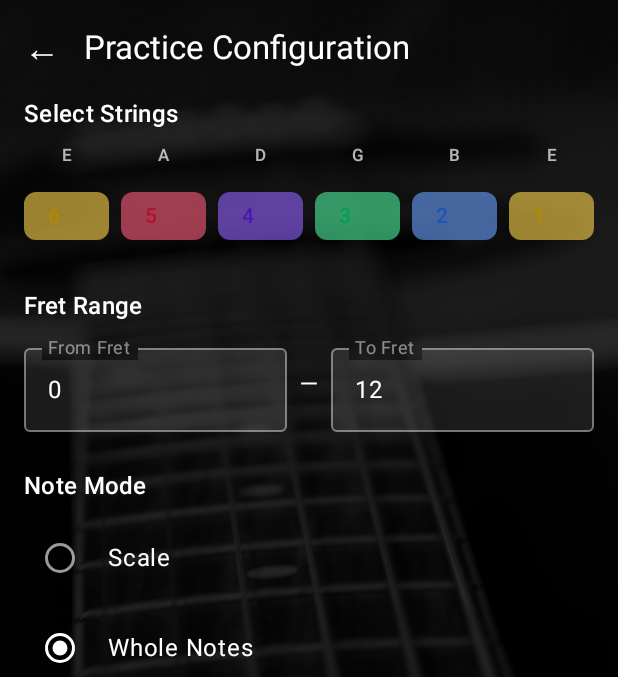
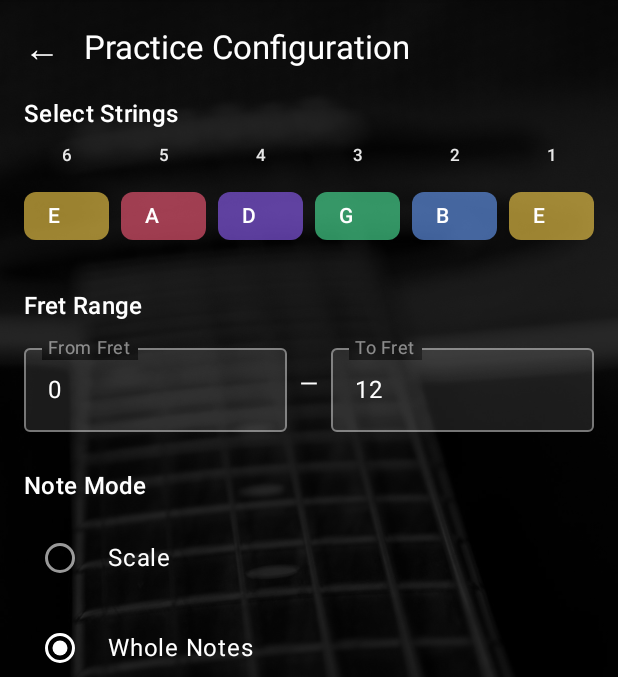
Before and after one commit to tobi01001/android-guitar-notes-learner, an Android app built with Jetpack Compose: the PracticeConfigScreen screen opened through its navigation route, on a phone screen of 412 x 824 dp, the part 84-761 px from its top. Run offline under Robolectric (Android 15) with nearby library versions, the phone set to English and light mode, and no system bars.

Commit message:
Refactor(PracticeConfigScreen): Improve string and note display
- Display note names on the string selection filter chips instead of string numbers.
- Show string numbers in the header row instead of note names.
- Adjust text color and opacity for better readability.

```diff
--- a/app/src/main/java/com/androidguitarnotes/app/practice/PracticeConfigScreen.kt
+++ b/app/src/main/java/com/androidguitarnotes/app/practice/PracticeConfigScreen.kt
@@ -195,11 +195,11 @@ private fun StringSelectionSection(
         ) {
             for (stringNum in 6 downTo 1) {
                 Text(
-                    text = stringNotes[stringNum] ?: "",
+                    text = stringNum.toString()?: "",
                     modifier = Modifier.weight(1f),
                     textAlign = androidx.compose.ui.text.style.TextAlign.Center,
                     style = MaterialTheme.typography.labelSmall,
-                    color = Color.White.copy(alpha = 0.7f),
+                    color = Color.White.copy(alpha = 0.9f),
                 )
             }
         }
@@ -214,7 +214,7 @@ private fun StringSelectionSection(
                 FilterChip(
                     selected = selectedStrings.contains(stringNum),
                     onClick = { onToggleString(stringNum) },
-                    label = { Text(stringNum.toString()) },
+                    label = { Text(noteName) },
                     modifier = Modifier.weight(1f),
                     colors =
                         if (selectedStrings.contains(stringNum)) {
@@ -224,8 +224,7 @@ private fun StringSelectionSection(
                                         .getLightColorForNote(noteName)
                                         .copy(alpha = 0.6f),
                                 selectedLabelColor =
-                                    com.androidguitarnotes.app.ui.NoteColors
-                                        .getDarkColorForNote(noteName),
+                                    Color.White,
                             )
                         } else {
                             FilterChipDefaults.filterChipColors(
```
